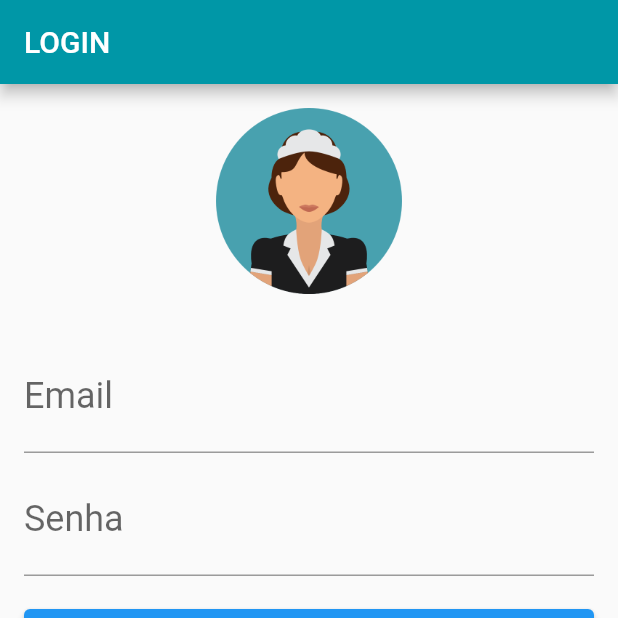
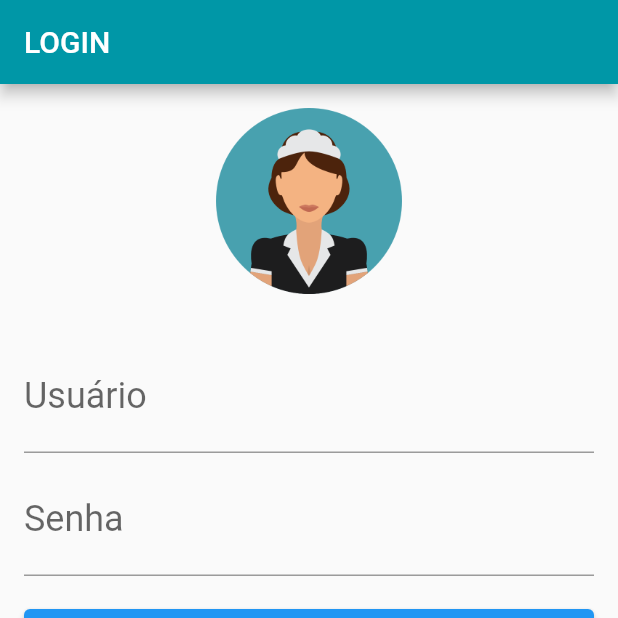
Before and after one commit to MurilloGodoi/Application_MAGIT-IT, a Flutter app: the screen it shows after launch, on a phone screen of 412 x 824 dp, the top half of it. Run offline on Flutter 3.47's test engine with Material 2 defaults, Android fonts, the phone set to English and light mode, and no system bars; our stand-ins replace sqflite; accounts and stored records are empty.

Commit message:
exchange of email verification for user

```diff
--- a/lib/components/login/alertFieldsIncorrects.dart
+++ b/lib/components/login/alertFieldsIncorrects.dart
@@ -1,6 +1,6 @@
 import 'package:flutter/material.dart';
 
-const _alertTitle = 'Email ou senha incorretos';
+const _alertTitle = 'Usuario ou senha incorreto(a)s';
 const _alertSubTitle = 'Por favor preencha os campos corretamente';
 
 Future<void> alertFieldsIncorrects(BuildContext context) async {
--- a/lib/database/dao/user_dao.dart
+++ b/lib/database/dao/user_dao.dart
@@ -23,18 +23,18 @@ class UserDao {
   Map<String, dynamic> _toMap(User user) {
     final Map<String, dynamic> userMap = Map();
 
-    userMap['nome'] = user.nome;
+    userMap['name'] = user.name;
     userMap['email'] = user.email;
     userMap['password'] = user.password;
     return userMap;
   }
 
-  Future<List<User>> find(String email, String password) async {
+  Future<List<User>> find(String name, String password) async {
     try {
       final Database db = await getDatabase();
       final List<Map<String, dynamic>> results = await db.rawQuery(
-          'SELECT * FROM users WHERE email=? and password=? ',
-          ['$email', '$password']);
+          'SELECT * FROM users WHERE name=? and password=? ',
+          ['$name', '$password']);
       List<User> users = _toList(results);
       return users;
     } catch (error) {
@@ -47,7 +47,7 @@ class UserDao {
     final List<User> users = [];
     for (Map<String, dynamic> result in results) {
       final User user =
-          User(result['nome'], result['email'], result['password']);
+          User(result['name'], result['email'], result['password']);
       user.id = result['id'];
       users.add(user);
     }
--- a/lib/database/database_magit.dart
+++ b/lib/database/database_magit.dart
@@ -7,7 +7,7 @@ Future<Database> getDatabase() async {
     onCreate: (db, version) {
       return db.execute('CREATE TABLE users('
           'id INTEGER PRIMARY KEY AUTOINCREMENT,'
-          'nome TEXT NOT NULL,'
+          'name TEXT NOT NULL UNIQUE,'
           'email TEXT NOT NULL UNIQUE,'
           'password TEXT NOT NULL);'
           'CREATE TABLE tasks('
--- a/lib/models/user.dart
+++ b/lib/models/user.dart
@@ -2,13 +2,13 @@ import 'package:magit/models/task.dart';
 
 class User {
   late int id;
-  final String nome;
+  final String name;
   final String email;
   final String password;
   List<Task> _enabledTasks = [];
   List<Task> _disabledTasks = [];
 
-  User(this.nome, this.email, this.password);
+  User(this.name, this.email, this.password);
 
   void addEnabledTasks(Task task) {
     this._enabledTasks.add(task);
--- a/lib/screens/login/login_form.dart
+++ b/lib/screens/login/login_form.dart
@@ -7,7 +7,7 @@ import 'package:magit/screens/menu/menu.dart';
 
 const _titleAppBar = 'LOGIN';
 
-const _labelEmail = 'Email';
+const _labelName = 'Usuário';
 const _labelPassword = 'Senha';
 const _labelButtonLogin = 'ENTRAR';
 
@@ -17,7 +17,7 @@ class LoginForm extends StatefulWidget {
 }
 
 class _LoginFormState extends State<LoginForm> {
-  final TextEditingController _controllerEmail = TextEditingController();
+  final TextEditingController _controllerName = TextEditingController();
 
   final TextEditingController _controllerPassword = TextEditingController();
 
@@ -27,7 +27,7 @@ class _LoginFormState extends State<LoginForm> {
   Widget build(BuildContext context) {
     /// Descomente as duas linhas de baixo para criar um usuário
     /// é preciso rodar o app com essas duas linhas, após isso vc pode exclui-la e já logar com seu usuario criado
-    //final User user = User('Daniel', 'daniel@gmail.com', '123456');
+    //final User user = User('Murillo', 'murillo@gmail.com', '123456');
     //_userDao.create(user);
     return Scaffold(
       resizeToAvoidBottomInset: false,
@@ -46,8 +46,8 @@ class _LoginFormState extends State<LoginForm> {
           padding: const EdgeInsets.all(16.0),
           child: Column(children: <Widget>[
             TextField(
-              decoration: InputDecoration(labelText: _labelEmail),
-              controller: _controllerEmail,
+              decoration: InputDecoration(labelText: _labelName),
+              controller:  _controllerName,
               style: TextStyle(fontSize: 24.0),
               keyboardType: TextInputType.text,
             ),
@@ -78,11 +78,11 @@ class _LoginFormState extends State<LoginForm> {
   }
 
   void _logIn(BuildContext context) {
-    final String email = _controllerEmail.text;
+    final String name =  _controllerName.text;
     final String password = _controllerPassword.text;
 
-    if (_checkDataFieldsLogin(email, password)) {
-      _userDao.find(email, password).then((users) {
+    if (_checkDataFieldsLogin(name, password)) {
+      _userDao.find(name, password).then((users) {
         if (users.length > 0) {
           Navigator.push(
             context,
@@ -95,8 +95,8 @@ class _LoginFormState extends State<LoginForm> {
     }
   }
 
-  bool _checkDataFieldsLogin(String email, String password) {
-    if (email.length > 0 && password.length > 0) {
+  bool _checkDataFieldsLogin(String name, String password) {
+    if (name.length > 0 && password.length > 0) {
       return true;
     }
     return false;
--- a/lib/screens/menu/menu.dart
+++ b/lib/screens/menu/menu.dart
@@ -16,7 +16,7 @@ class Menu extends StatelessWidget {
       body: Column(
         children: <Widget>[
           Text(_user.id.toString()),
-          Text(_user.nome),
+          Text(_user.name),
           Text(_user.email),
           Text(_user.password),
         ],
```
